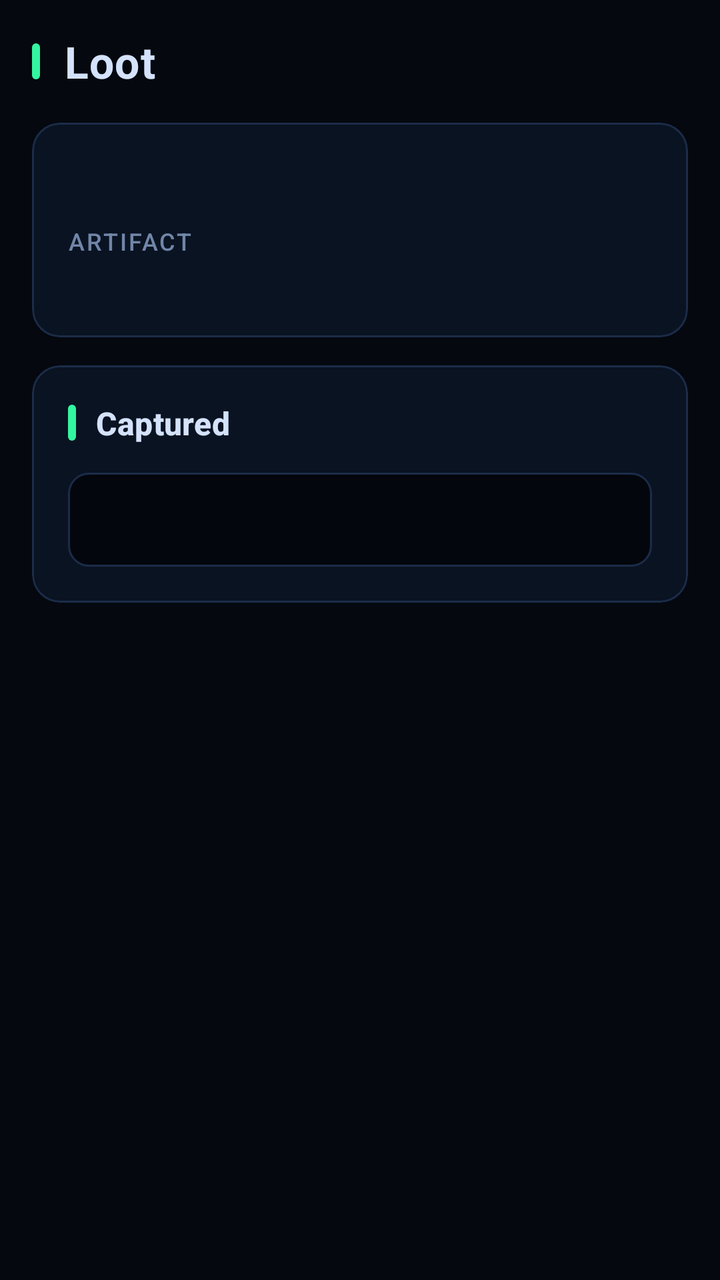
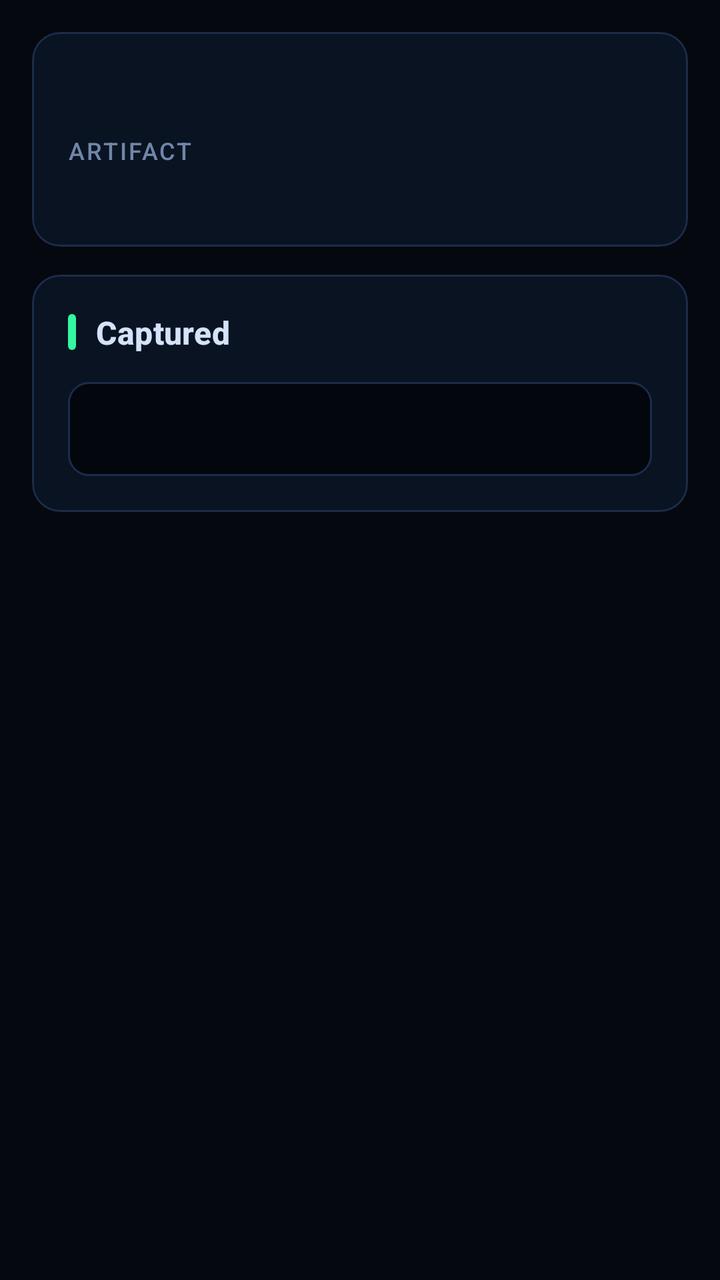

Compare the two renders of this Android layout. The source of the first and the diff that turns it into the second are given below.
<!-- AndroidManifest.xml: application theme Theme.FSploit -->
<!-- res/layout/fragment_loot.xml -->
<?xml version="1.0" encoding="utf-8"?>
<androidx.core.widget.NestedScrollView xmlns:android="http://schemas.android.com/apk/res/android"
    android:layout_width="match_parent"
    android:layout_height="match_parent"
    android:background="@color/fsploit_background"
    android:clipToPadding="false">

    <LinearLayout
        android:layout_width="match_parent"
        android:layout_height="wrap_content"
        android:orientation="vertical"
        android:padding="@dimen/fs_screen_margin">

        <TextView
            style="@style/Widget.FSploit.ScreenTitle"
            android:layout_width="wrap_content"
            android:layout_height="wrap_content"
            android:text="@string/loot_tab_title" />

        
        <com.google.android.material.card.MaterialCardView
            style="@style/Widget.FSploit.Card"
            android:layout_width="match_parent"
            android:layout_height="wrap_content"
            android:layout_marginTop="@dimen/fs_block_gap">

            <LinearLayout
                android:layout_width="match_parent"
                android:layout_height="wrap_content"
                android:orientation="vertical">

                <TextView
                    android:id="@+id/lootSummaryValue"
                    android:layout_width="match_parent"
                    android:layout_height="wrap_content"
                    android:textAppearance="@style/TextAppearance.FSploit.Value" />

                <TextView
                    android:layout_width="wrap_content"
                    android:layout_height="wrap_content"
                    android:layout_marginTop="14dp"
                    android:text="@string/loot_artifact_label"
                    android:textAppearance="@style/TextAppearance.FSploit.Label" />

                <TextView
                    android:id="@+id/lootArtifactValue"
                    android:layout_width="match_parent"
                    android:layout_height="wrap_content"
                    android:layout_marginTop="3dp"
                    android:textAppearance="@style/TextAppearance.FSploit.Mono"
                    android:textIsSelectable="true" />
            </LinearLayout>
        </com.google.android.material.card.MaterialCardView>

        
        <com.google.android.material.card.MaterialCardView
            style="@style/Widget.FSploit.Card"
            android:layout_width="match_parent"
            android:layout_height="wrap_content"
            android:layout_marginTop="@dimen/fs_card_gap">

            <LinearLayout
                android:layout_width="match_parent"
                android:layout_height="wrap_content"
                android:orientation="vertical">

                <TextView
                    style="@style/Widget.FSploit.SectionHeader"
                    android:layout_width="match_parent"
                    android:layout_height="wrap_content"
                    android:text="@string/loot_results_title" />

                <TextView
                    android:id="@+id/lootEntriesValue"
                    android:layout_width="match_parent"
                    android:layout_height="wrap_content"
                    android:layout_marginTop="14dp"
                    android:background="@drawable/bg_terminal"
                    android:padding="14dp"
                    android:textAppearance="@style/TextAppearance.FSploit.Mono"
                    android:lineSpacingExtra="2dp"
                    android:textIsSelectable="true" />
            </LinearLayout>
        </com.google.android.material.card.MaterialCardView>
    </LinearLayout>
</androidx.core.widget.NestedScrollView>
<!-- resources referenced by this layout -->
<resources>
  <color name="fsploit_background">#05080F</color>
  <dimen name="fs_block_gap">16dp</dimen>
  <dimen name="fs_card_gap">14dp</dimen>
  <dimen name="fs_screen_margin">16dp</dimen>
  <!-- drawable bg_terminal (drawable) -->
  <?xml version="1.0" encoding="utf-8"?>
  <shape xmlns:android="http://schemas.android.com/apk/res/android"
      android:shape="rectangle">
      <solid android:color="@color/fsploit_terminal_bg" />
      <corners android:radius="10dp" />
      <stroke
          android:width="1dp"
          android:color="@color/fsploit_stroke" />
  </shape>
  <string name="loot_artifact_label">Artifact</string>
  <string name="loot_results_title">Captured</string>
  <string name="loot_tab_title">Loot</string>
  <style name="TextAppearance.FSploit.Label" parent="TextAppearance.Material3.LabelMedium">
          <item name="android:textColor">@color/fsploit_text_secondary</item>
          <item name="android:fontFamily">monospace</item>
          <item name="android:letterSpacing">0.08</item>
          <item name="android:textAllCaps">true</item>
      </style>
  <style name="TextAppearance.FSploit.Mono" parent="TextAppearance.Material3.BodyMedium">
          <item name="android:textColor">@color/fsploit_mono</item>
          <item name="android:fontFamily">monospace</item>
      </style>
  <style name="TextAppearance.FSploit.Value" parent="TextAppearance.Material3.BodyMedium">
          <item name="android:textColor">@color/fsploit_text_primary</item>
      </style>
  <style name="Widget.FSploit.ScreenTitle" parent="">
          <item name="android:textAppearance">@style/TextAppearance.FSploit.Title</item>
          <item name="android:drawableStart">@drawable/ic_section_bar</item>
          <item name="android:drawablePadding">12dp</item>
          <item name="android:gravity">center_vertical</item>
      </style>
  <style name="Widget.FSploit.SectionHeader" parent="">
          <item name="android:textAppearance">@style/TextAppearance.FSploit.Section</item>
          <item name="android:drawableStart">@drawable/ic_section_bar</item>
          <item name="android:drawablePadding">10dp</item>
          <item name="android:gravity">center_vertical</item>
      </style>
  <color name="fsploit_terminal_bg">#03060C</color>
  <color name="fsploit_stroke">#1B2C49</color>
  <color name="fsploit_text_secondary">#7186A8</color>
  <color name="fsploit_mono">#74F2BC</color>
  <color name="fsploit_text_primary">#D4E2FB</color>
  <color name="fsploit_surface">#0A1322</color>
  <style name="TextAppearance.FSploit.Title" parent="TextAppearance.Material3.TitleLarge">
          <item name="android:textColor">@color/fsploit_text_primary</item>
          <item name="android:textStyle">bold</item>
          <item name="android:letterSpacing">0.02</item>
      </style>
  <!-- drawable ic_section_bar (drawable) -->
  <?xml version="1.0" encoding="utf-8"?>
  <shape xmlns:android="http://schemas.android.com/apk/res/android"
      android:shape="rectangle">
      <solid android:color="@color/fsploit_primary" />
      <corners android:radius="2dp" />
      <size
          android:width="4dp"
          android:height="18dp" />
  </shape>
  <style name="TextAppearance.FSploit.Section" parent="TextAppearance.Material3.TitleMedium">
          <item name="android:textColor">@color/fsploit_text_primary</item>
          <item name="android:textStyle">bold</item>
      </style>
  <color name="fsploit_primary">#34F5A0</color>
  <color name="fsploit_on_primary">#03150D</color>
  <color name="fsploit_accent">#36E0E6</color>
  <color name="fsploit_danger">#FF5C6E</color>
  <style name="ThemeOverlay.FSploit.Dialog" parent="ThemeOverlay.Material3.MaterialAlertDialog">
          <item name="colorSurface">@color/fsploit_surface_alt</item>
          <item name="colorPrimary">@color/fsploit_primary</item>
      </style>
  <color name="fsploit_surface_alt">#0E1B30</color>
  <color name="fsploit_text_muted">#4C5E7E</color>
  <!-- unchanged entries left out for length: 3 -->
</resources>

<!-- the commit's change to res/layout/fragment_loot.xml (unified diff, before → after) -->
@@ -11,18 +11,11 @@
         android:orientation="vertical"
         android:padding="@dimen/fs_screen_margin">
 
-        <TextView
-            style="@style/Widget.FSploit.ScreenTitle"
-            android:layout_width="wrap_content"
-            android:layout_height="wrap_content"
-            android:text="@string/loot_tab_title" />
-
         
         <com.google.android.material.card.MaterialCardView
             style="@style/Widget.FSploit.Card"
             android:layout_width="match_parent"
-            android:layout_height="wrap_content"
-            android:layout_marginTop="@dimen/fs_block_gap">
+            android:layout_height="wrap_content">
 
             <LinearLayout
                 android:layout_width="match_parent"
<!-- resource entries referenced after the edit -->
@@ -1,7 +1,6 @@
 <!-- resources referenced by this layout -->
 <resources>
   <color name="fsploit_background">#05080F</color>
-  <dimen name="fs_block_gap">16dp</dimen>
   <dimen name="fs_card_gap">14dp</dimen>
   <dimen name="fs_screen_margin">16dp</dimen>
   <!-- drawable bg_terminal (drawable) -->
@@ -16,7 +15,6 @@
   </shape>
   <string name="loot_artifact_label">Artifact</string>
   <string name="loot_results_title">Captured</string>
-  <string name="loot_tab_title">Loot</string>
   <style name="TextAppearance.FSploit.Label" parent="TextAppearance.Material3.LabelMedium">
           <item name="android:textColor">@color/fsploit_text_secondary</item>
           <item name="android:fontFamily">monospace</item>
@@ -30,12 +28,6 @@
   <style name="TextAppearance.FSploit.Value" parent="TextAppearance.Material3.BodyMedium">
           <item name="android:textColor">@color/fsploit_text_primary</item>
       </style>
-  <style name="Widget.FSploit.ScreenTitle" parent="">
-          <item name="android:textAppearance">@style/TextAppearance.FSploit.Title</item>
-          <item name="android:drawableStart">@drawable/ic_section_bar</item>
-          <item name="android:drawablePadding">12dp</item>
-          <item name="android:gravity">center_vertical</item>
-      </style>
   <style name="Widget.FSploit.SectionHeader" parent="">
           <item name="android:textAppearance">@style/TextAppearance.FSploit.Section</item>
           <item name="android:drawableStart">@drawable/ic_section_bar</item>
@@ -48,11 +40,6 @@
   <color name="fsploit_mono">#74F2BC</color>
   <color name="fsploit_text_primary">#D4E2FB</color>
   <color name="fsploit_surface">#0A1322</color>
-  <style name="TextAppearance.FSploit.Title" parent="TextAppearance.Material3.TitleLarge">
-          <item name="android:textColor">@color/fsploit_text_primary</item>
-          <item name="android:textStyle">bold</item>
-          <item name="android:letterSpacing">0.02</item>
-      </style>
   <!-- drawable ic_section_bar (drawable) -->
   <?xml version="1.0" encoding="utf-8"?>
   <shape xmlns:android="http://schemas.android.com/apk/res/android"
